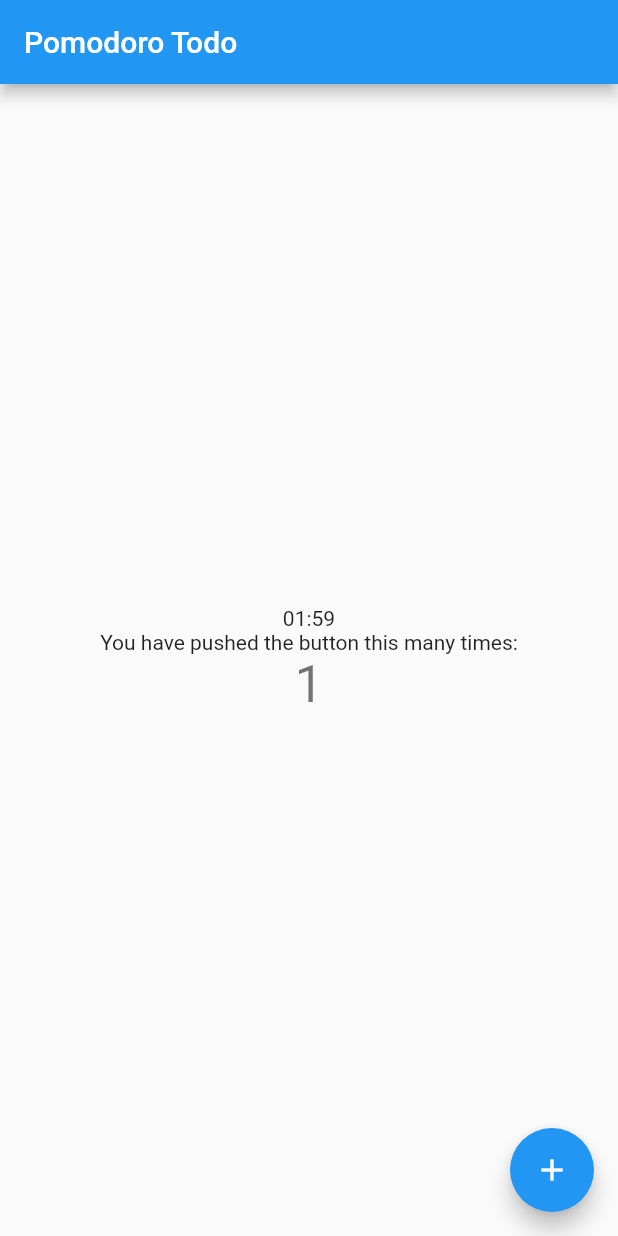
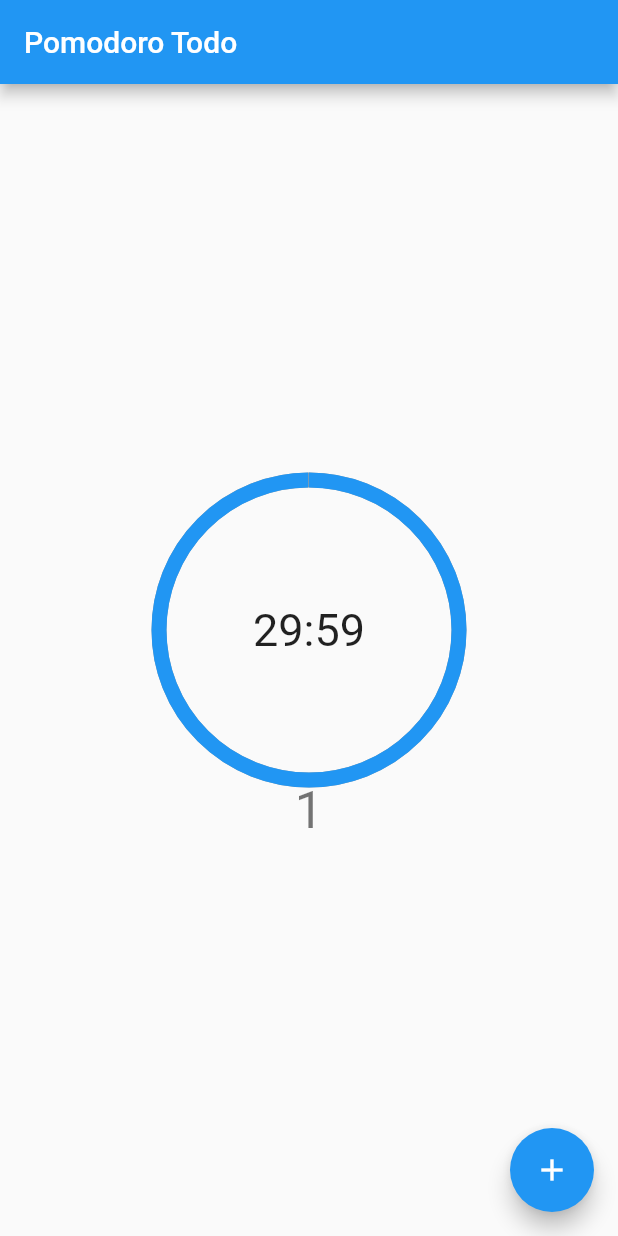
Before and after one commit to dwivedikunal100/pomodoro-todo, a Flutter app: the screen it shows after launch, after a tap on the "add" icon, on a phone screen of 412 x 824 dp. Run offline on Flutter 3.47's test engine with Material 2 defaults, Android fonts, the phone set to English and light mode, and no system bars; missing offline and left inert: window_size.

```diff
--- a/lib/home/src/home.dart
+++ b/lib/home/src/home.dart
@@ -28,11 +28,8 @@ class _Home extends State<Home> {
         child: Column(
           mainAxisAlignment: MainAxisAlignment.center,
           children: <Widget>[
-            CountDownTimer(
-              retry: 1,
-            ),
-            Text(
-              'You have pushed the button this many times:',
+            CircularCountDownTimer(
+              seconds: 30 * 60,
             ),
             Text(
               '$_counter',
--- a/lib/main.dart
+++ b/lib/main.dart
@@ -1,6 +1,13 @@
+import 'dart:io';
+
 import 'package:flutter/material.dart';
 import 'package:pomodoro_todo/app/app.dart';
+import 'package:window_size/window_size.dart';
 
 void main() {
+  WidgetsFlutterBinding.ensureInitialized();
+  if (Platform.isWindows || Platform.isLinux || Platform.isMacOS) {
+    setWindowMinSize(Size(375, 500));
+  }
   runApp(PomodoroTodo());
 }
--- /dev/null
+++ b/lib/utils/src/circular_countdown_timer.dart
@@ -0,0 +1,96 @@
+import 'dart:async';
+
+import 'package:flutter/material.dart';
+
+class CircularCountDownTimer extends StatefulWidget {
+  final seconds;
+
+  CircularCountDownTimer({this.seconds});
+
+  @override
+  _CircularCountDownTimer createState() => _CircularCountDownTimer();
+}
+
+class _CircularCountDownTimer extends State<CircularCountDownTimer> {
+  Timer _timer;
+  int _start;
+
+  @override
+  void initState() {
+    _start = widget.seconds;
+    super.initState();
+    startTimer();
+  }
+
+  @override
+  void didUpdateWidget(covariant CircularCountDownTimer oldWidget) {
+    super.didUpdateWidget(oldWidget);
+    _timer.cancel();
+    _start = widget.seconds;
+    startTimer();
+  }
+
+  void startTimer() {
+    const oneSec = const Duration(seconds: 1);
+    _timer = new Timer.periodic(
+      oneSec,
+      (Timer timer) => setState(
+        () {
+          if (_start < 1) {
+            timer.cancel();
+          } else {
+            _start = _start - 1;
+          }
+        },
+      ),
+    );
+  }
+
+  @override
+  void dispose() {
+    _timer.cancel();
+    super.dispose();
+  }
+
+  Widget build(BuildContext context) {
+    return Container(
+      child: Column(
+        children: [
+          Column(
+            children: <Widget>[
+              SizedBox(
+                height: 200.0,
+                child: Stack(
+                  children: [
+                    Center(
+                      child: Container(
+                        width: 200,
+                        height: 200,
+                        child: new CircularProgressIndicator(
+                          value: remainingTime(),
+                          backgroundColor: Colors.grey,
+                          strokeWidth: 10,
+                        ),
+                      ),
+                    ),
+                    Center(
+                        child: Text(
+                      Duration(seconds: _start).toString().substring(2, 7),
+                      style: TextStyle(fontSize: 30),
+                    )),
+                  ],
+                ),
+              ),
+            ],
+          )
+        ],
+      ),
+    );
+  }
+
+  double remainingTime() {
+    double maxTime = widget.seconds.toDouble();
+    double currentTime = _start.toDouble();
+    return currentTime / maxTime;
+  }
+}
--- a/lib/utils/src/countdown_timer.dart
+++ /dev/null
@@ -1,60 +0,0 @@
-import 'dart:async';
-
-import 'package:flutter/material.dart';
-
-class CountDownTimer extends StatefulWidget {
-  final retry;
-
-  CountDownTimer({this.retry});
-
-  @override
-  _CountDownTimer createState() => _CountDownTimer();
-}
-
-class _CountDownTimer extends State<CountDownTimer> {
-  Timer _timer;
-  int _start = 120;
-
-  @override
-  void initState() {
-    super.initState();
-    startTimer();
-  }
-
-  @override
-  void didUpdateWidget(covariant CountDownTimer oldWidget) {
-    super.didUpdateWidget(oldWidget);
-    _timer.cancel();
-    _start = 120;
-    int x = widget.retry;
-    startTimer();
-  }
-
-  void startTimer() {
-    const oneSec = const Duration(seconds: 1);
-    _timer = new Timer.periodic(
-      oneSec,
-      (Timer timer) => setState(
-        () {
-          if (_start < 1) {
-            timer.cancel();
-          } else {
-            _start = _start - 1;
-          }
-        },
-      ),
-    );
-  }
-
-  @override
-  void dispose() {
-    _timer.cancel();
-    super.dispose();
-  }
-
-  Widget build(BuildContext context) {
-    return Text(
-      Duration(seconds: _start).toString().substring(2, 7),
-    );
-  }
-}
--- a/lib/utils/utils.dart
+++ b/lib/utils/utils.dart
@@ -1 +1 @@
-export 'src/countdown_timer.dart';
+export 'src/circular_countdown_timer.dart';
--- a/pubspec.yaml
+++ b/pubspec.yaml
@@ -10,7 +10,10 @@ environment:
 dependencies:
   flutter:
     sdk: flutter
-
+  window_size:
+    git:
+      url: git://github.com/google/flutter-desktop-embedding.git
+      path: plugins/window_size
   cupertino_icons: ^1.0.2
 
 dev_dependencies:
```
Also changed, not shown: 11 other files.
